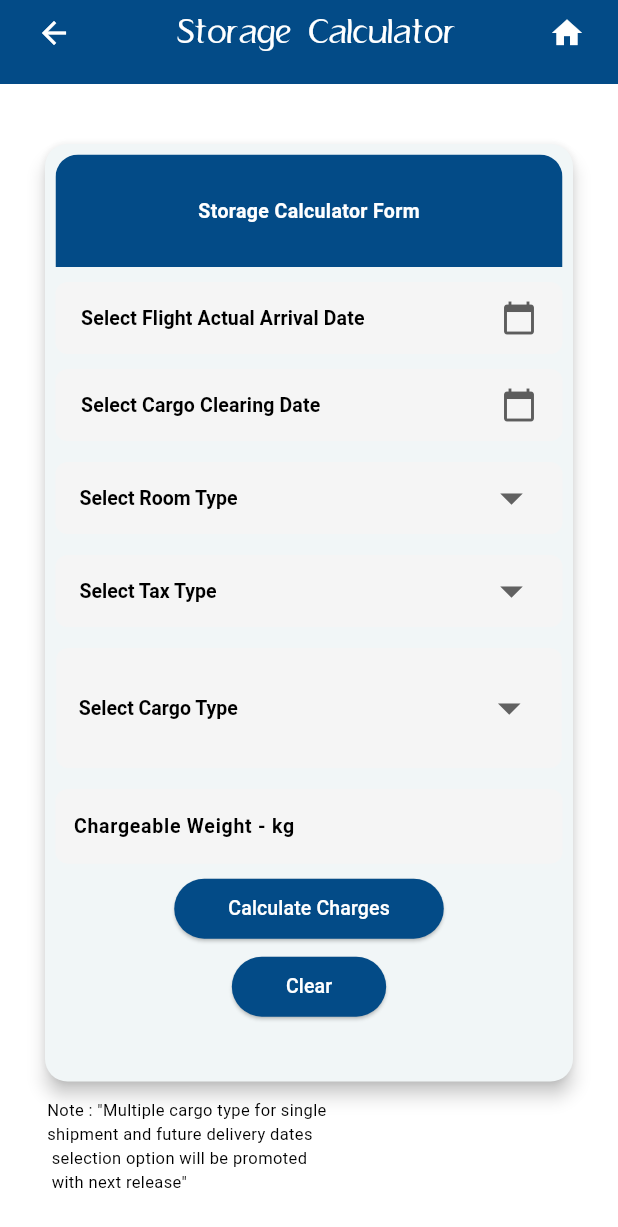
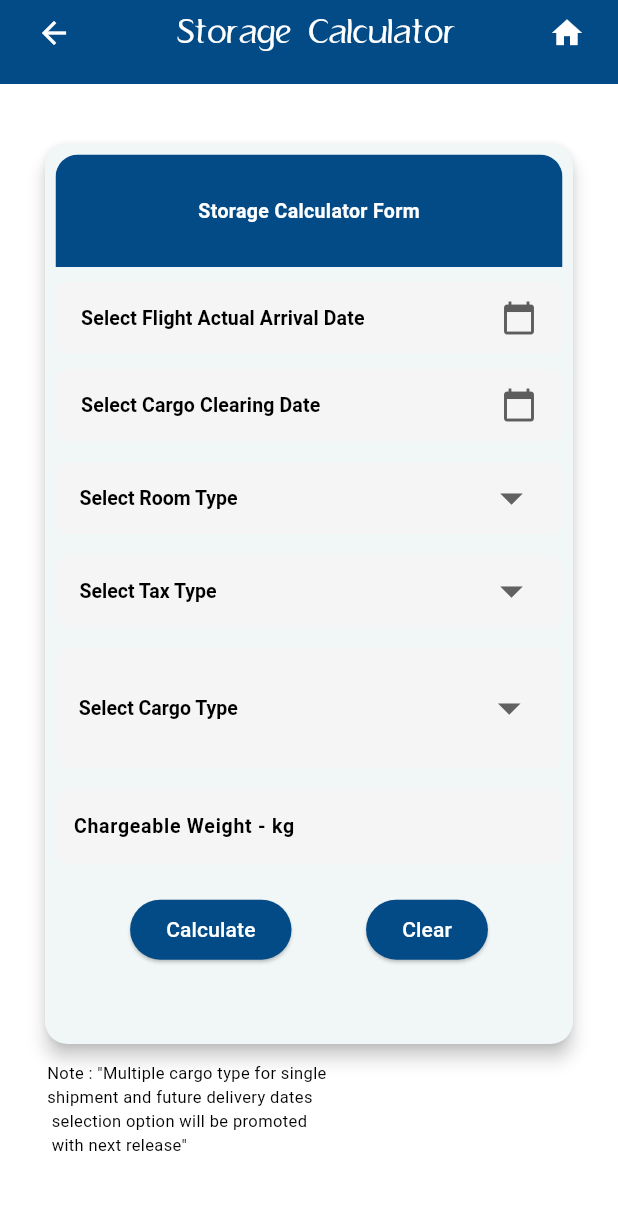
Before and after one commit to Imasha-A/srilankancargo_app, a Flutter app: the StorageCalculatorPage screen opened directly, on a phone screen of 412 x 824 dp. Shown: the top 1227 px of the screen. Run offline on Flutter 3.47's test engine with Material 3 defaults, Android fonts, the phone set to English and light mode, and no system bars; our stand-ins replace dots_indicator; network calls fail.

Commit message:
loadability refined

```diff
--- a/srilankancargo_app/lib/storagecalculator_page.dart
+++ b/srilankancargo_app/lib/storagecalculator_page.dart
@@ -67,7 +67,7 @@ class _StorageCalculatorPageState extends State<StorageCalculatorPage> {
     if (screenWidth == 1024) {
       // iPad Pro (12.9-inch)
       customizationValues['cardWidth'] = 800.0;
-      customizationValues['cardHeight'] = 625.0;
+      customizationValues['cardHeight'] = 600.0;
       customizationValues['cardMargin'] = 60.0;
       customizationValues['cardOffset'] = 220.0;
       customizationValues['iconOffset'] = 513.0;
@@ -80,7 +80,7 @@ class _StorageCalculatorPageState extends State<StorageCalculatorPage> {
     } else if (screenWidth == 834) {
       // iPad Pro (11-inch)
       customizationValues['cardWidth'] = 600.0;
-      customizationValues['cardHeight'] = 625.0;
+      customizationValues['cardHeight'] = 600.0;
       customizationValues['cardMargin'] = 30.0;
       customizationValues['cardOffset'] = 140.0;
       customizationValues['iconOffset'] = 313.0;
@@ -93,7 +93,7 @@ class _StorageCalculatorPageState extends State<StorageCalculatorPage> {
     } else if (screenWidth == 375) {
       // iPhone SE
       customizationValues['cardWidth'] = 305.0;
-      customizationValues['cardHeight'] = 585.0;
+      customizationValues['cardHeight'] = 565.0;
       customizationValues['cardMargin'] = 20.0;
       customizationValues['cardOffset'] = 16.0;
       customizationValues['iconOffset'] = 108.90;
@@ -104,7 +104,7 @@ class _StorageCalculatorPageState extends State<StorageCalculatorPage> {
     } else if (screenWidth == 393) {
       // iPhone 15
       customizationValues['cardWidth'] = 300.0;
-      customizationValues['cardHeight'] = 605.0;
+      customizationValues['cardHeight'] = 680.0;
       customizationValues['cardMargin'] = 16.0;
       customizationValues['cardOffset'] = 20.0;
       customizationValues['buttonPadding'] = 36.0;
@@ -117,7 +117,7 @@ class _StorageCalculatorPageState extends State<StorageCalculatorPage> {
     } else if (screenWidth <= 600 && screenWidth > 400 && screenWidth < 430) {
       // Customization for medium-sized Android screens (Pixel 7 Pro API 29)
       customizationValues['cardWidth'] = 450.0;
-      customizationValues['cardHeight'] = 625.0;
+      customizationValues['cardHeight'] = 600.0;
       customizationValues['cardMargin'] = 30.0;
       customizationValues['cardOffset'] = 40.0;
       customizationValues['buttonPadding'] = 36.0;
@@ -130,7 +130,7 @@ class _StorageCalculatorPageState extends State<StorageCalculatorPage> {
     } else if (screenWidth <= 430 && screenWidth <= 600) {
       // iPhone 15 Plus and 15 Pro Max
       customizationValues['cardWidth'] = 400.0;
-      customizationValues['cardHeight'] = 625.0;
+      customizationValues['cardHeight'] = 600.0;
       customizationValues['cardMargin'] = 30.0;
       customizationValues['cardOffset'] = 60.0;
       customizationValues['iconOffset'] = 82.45;
@@ -143,7 +143,7 @@ class _StorageCalculatorPageState extends State<StorageCalculatorPage> {
     } else if (screenWidth <= 768) {
       // iPad mini (6th Gen)
       customizationValues['cardWidth'] = 550.0;
-      customizationValues['cardHeight'] = 625.0;
+      customizationValues['cardHeight'] = 600.0;
       customizationValues['cardMargin'] = 30.0;
       customizationValues['cardOffset'] = 130.0;
       customizationValues['iconOffset'] = 278.85;
@@ -156,7 +156,7 @@ class _StorageCalculatorPageState extends State<StorageCalculatorPage> {
     } else if (screenWidth >= 768) {
       // iPad or larger screens
       customizationValues['cardWidth'] = 620.0;
-      customizationValues['cardHeight'] = 635.0;
+      customizationValues['cardHeight'] = 615.0;
       customizationValues['cardMargin'] = 56.0;
       customizationValues['cardOffset'] = 138.0;
       customizationValues['iconOffset'] = 317.0;
@@ -169,7 +169,7 @@ class _StorageCalculatorPageState extends State<StorageCalculatorPage> {
     } else if (screenWidth <= 768) {
       // iPad Air (5th Gen) and iPad mini (6th Gen)
       customizationValues['cardWidth'] = 620.0;
-      customizationValues['cardHeight'] = 635.0;
+      customizationValues['cardHeight'] = 615.0;
       customizationValues['cardMargin'] = 56.0;
       customizationValues['cardOffset'] = 138.0;
       customizationValues['iconOffset'] = 317.0;
@@ -182,7 +182,7 @@ class _StorageCalculatorPageState extends State<StorageCalculatorPage> {
     } else {
       //iPhone 15 and 15 Pro
       customizationValues['cardWidth'] = 300.0;
-      customizationValues['cardHeight'] = 635.0;
+      customizationValues['cardHeight'] = 615.0;
       customizationValues['cardMargin'] = 16.0;
       customizationValues['cardOffset'] = 20.0;
       customizationValues['buttonPadding'] = 36.0;
@@ -434,14 +434,14 @@ class _StorageCalculatorPageState extends State<StorageCalculatorPage> {
 
     finalCharge = finalCharge + socialSecurityContributionLevy + VAT;
 
-    print('Documentation Charge: \$${documentationCharge}');
-    print('Handling Charge: \$${handlingCharge}');
-    print('Storage Charge: \$${storageCharge}');
-    print('Old cargo charges: \$${oldCargoCharges}');
+    print('Documentation Charge: \Rs. ${documentationCharge}');
+    print('Handling Charge: \Rs. ${handlingCharge}');
+    print('Storage Charge: \Rs. ${storageCharge}');
+    print('Old cargo charges: \Rs. ${oldCargoCharges}');
     print(
-        'Social security contribution levy: \$${socialSecurityContributionLevy}');
-    print('VAT: \$${VAT}');
-    print('Final Charges: \$${finalCharge}');
+        'Social security contribution levy: \Rs. ${socialSecurityContributionLevy}');
+    print('VAT: \Rs. ${VAT}');
+    print('Final Charges: \Rs. ${finalCharge}');
 
     final userSelection = UserSelection(
       arrivalDate: _arrivalDate!,
@@ -461,16 +461,17 @@ class _StorageCalculatorPageState extends State<StorageCalculatorPage> {
               child: ListBody(
                 children: <Widget>[
                   Text(
-                      'Documentation Charge: \$${documentationCharge.toStringAsFixed(2)}'),
+                      'Documentation Charge: \Rs. ${documentationCharge.toStringAsFixed(2)}'),
                   Text(
-                      'Handling Charge: \$${handlingCharge.toStringAsFixed(2)}'),
-                  Text('Storage Charge: \$${storageCharge.toStringAsFixed(2)}'),
+                      'Handling Charge: \Rs. ${handlingCharge.toStringAsFixed(2)}'),
                   Text(
-                      'Old Cargo Charges: \$${oldCargoCharges.toStringAsFixed(2)}'),
+                      'Storage Charge: \Rs. ${storageCharge.toStringAsFixed(2)}'),
                   Text(
-                      'Social Security Contribution Levy: \$${socialSecurityContributionLevy.toStringAsFixed(2)}'),
-                  Text('VAT: \$${VAT.toStringAsFixed(2)}'),
-                  Text('Final Charges: \$${finalCharge.toStringAsFixed(2)}'),
+                      'Old Cargo Charges: \Rs. ${oldCargoCharges.toStringAsFixed(2)}'),
+                  Text(
+                      'Social Security Contribution Levy: \Rs. ${socialSecurityContributionLevy.toStringAsFixed(2)}'),
+                  Text('VAT: \Rs. ${VAT.toStringAsFixed(2)}'),
+                  Text('Final Charges: \Rs. ${finalCharge.toStringAsFixed(2)}'),
                 ],
               ),
             ),
@@ -887,45 +888,29 @@ class _StorageCalculatorPageState extends State<StorageCalculatorPage> {
                                 }),
                           ),
                         ),
-                        SizedBox(height: 6),
-                        Center(
-                          child: ElevatedButton(
-                            onPressed: _handleFormSubmision,
-                            style: ElevatedButton.styleFrom(
-                              backgroundColor: Color.fromARGB(255, 3, 75, 135),
-                              padding: EdgeInsets.symmetric(
-                                  horizontal:
-                                      customizationValues['buttonPadding'] ??
-                                          30.0),
+                        SizedBox(
+                          height: 20,
+                        ), // Calculate and Clear Buttons
+                        Row(
+                          mainAxisAlignment: MainAxisAlignment.spaceEvenly,
+                          children: <Widget>[
+                            ElevatedButton(
+                              onPressed: _handleFormSubmision,
+                              style: ElevatedButton.styleFrom(
+                                  backgroundColor:
+                                      const Color.fromARGB(255, 3, 75, 135),
+                                  foregroundColor: Colors.white),
+                              child: Text('Calculate'),
                             ),
-                            child: Text(
-                              'Calculate Charges',
-                              style: TextStyle(
-                                  color: Colors.white,
-                                  fontSize:
-                                      customizationValues['fontSize'] ?? 19.0),
+                            ElevatedButton(
+                              onPressed: _clearForm,
+                              style: ElevatedButton.styleFrom(
+                                  backgroundColor:
+                                      const Color.fromARGB(255, 3, 75, 135),
+                                  foregroundColor: Colors.white),
+                              child: Text('Clear'),
                             ),
-                          ),
-                        ),
-                        SizedBox(height: 4),
-                        Center(
-                          child: ElevatedButton(
-                            onPressed: _clearForm,
-                            style: ElevatedButton.styleFrom(
-                              backgroundColor: Color.fromARGB(255, 3, 75, 135),
-                              padding: EdgeInsets.symmetric(
-                                  horizontal:
-                                      customizationValues['buttonPadding'] ??
-                                          30.0),
-                            ),
-                            child: Text(
-                              'Clear',
-                              style: TextStyle(
-                                  color: Colors.white,
-                                  fontSize:
-                                      customizationValues['fontSize'] ?? 19.0),
-                            ),
-                          ),
+                          ],
                         ),
                       ],
                     ),
```
Also changed, not shown: srilankancargo_app/lib/loadibility_page.dart (+32 -19 lines).
